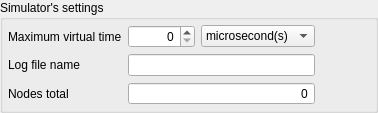
The window that view/simulatorParams.ui (zpp0/wsnsim-preprocessor) describes before a commit, drawn with Qt 5.
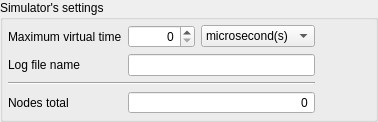
The same window after the commit.

Commit message: added the horizontal line between the simulator's settings and the summary values

Diff of the .ui file:
```diff
--- a/view/simulatorParams.ui
+++ b/view/simulatorParams.ui
@@ -7,7 +7,7 @@
     <x>0</x>
     <y>0</y>
     <width>378</width>
-    <height>106</height>
+    <height>115</height>
    </rect>
   </property>
   <property name="windowTitle">
@@ -37,7 +37,7 @@
      </property>
     </widget>
    </item>
-   <item row="2" column="1" colspan="2">
+   <item row="3" column="1" colspan="2">
     <widget class="QSpinBox" name="sb_nodes">
      <property name="sizePolicy">
       <sizepolicy hsizetype="Expanding" vsizetype="Fixed">
@@ -62,6 +62,19 @@
      </property>
     </widget>
    </item>
+   <item row="4" column="0">
+    <spacer name="verticalSpacer">
+     <property name="orientation">
+      <enum>Qt::Vertical</enum>
+     </property>
+     <property name="sizeHint" stdset="0">
+      <size>
+       <width>20</width>
+       <height>40</height>
+      </size>
+     </property>
+    </spacer>
+   </item>
    <item row="0" column="2">
     <widget class="QComboBox" name="cb_timeUnits">
      <property name="sizePolicy">
@@ -117,7 +130,7 @@
      </item>
     </widget>
    </item>
-   <item row="2" column="0">
+   <item row="3" column="0">
     <widget class="QLabel" name="l_nodes">
      <property name="text">
       <string>Nodes total</string>
@@ -169,18 +182,18 @@
      </property>
     </spacer>
    </item>
-   <item row="3" column="0">
-    <spacer name="verticalSpacer">
+   <item row="2" column="0" colspan="3">
+    <widget class="Line" name="line">
+     <property name="sizePolicy">
+      <sizepolicy hsizetype="Expanding" vsizetype="Fixed">
+       <horstretch>0</horstretch>
+       <verstretch>0</verstretch>
+      </sizepolicy>
+     </property>
      <property name="orientation">
-      <enum>Qt::Vertical</enum>
+      <enum>Qt::Horizontal</enum>
      </property>
-     <property name="sizeHint" stdset="0">
-      <size>
-       <width>20</width>
-       <height>40</height>
-      </size>
-     </property>
-    </spacer>
+    </widget>
    </item>
   </layout>
  </widget>
```
